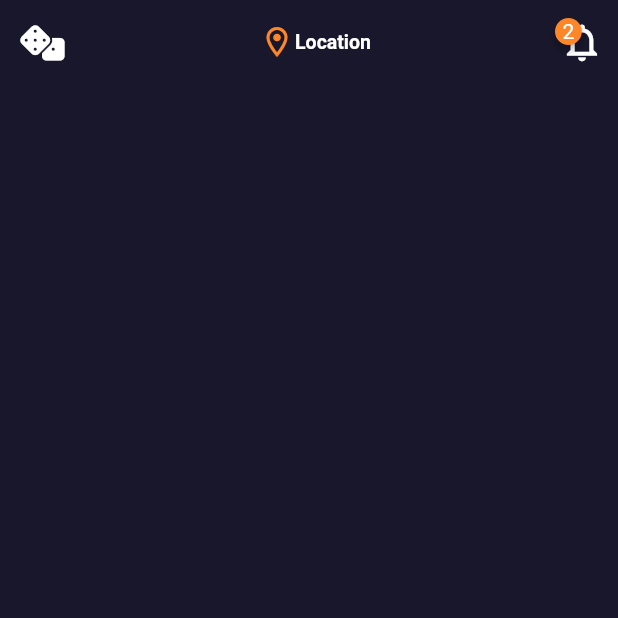
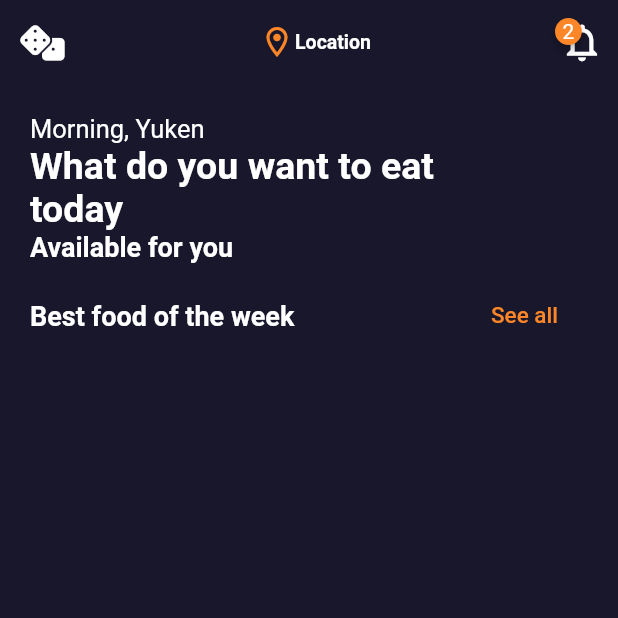
Before and after one commit to 1yuken/flutter_project, a Flutter app: the screen it shows after launch, on a phone screen of 412 x 824 dp, the top half of it. Run offline on Flutter 3.47's test engine with Material 2 defaults, Android fonts, the phone set to English and light mode, and no system bars; drawn by our look-alikes of badges; our stand-ins replace font_awesome_flutter.

Commit message:
text blocks

```diff
--- a/lib/ui/screens/food_list_screen.dart
+++ b/lib/ui/screens/food_list_screen.dart
@@ -14,6 +14,48 @@ class FoodListState extends State<FoodList> {
   @override
   Widget build(BuildContext context) => Scaffold(
     appBar: _appBar(context),
+    body: Padding(
+      padding: const EdgeInsets.all(20),
+      child: SingleChildScrollView(
+        child: Column(
+          crossAxisAlignment: CrossAxisAlignment.start,
+          children: [
+            Text(
+              "Morning, Yuken",
+              style: Theme.of(context).textTheme.headlineSmall,
+            ),
+            Text(
+              "What do you want to eat \ntoday",
+              style: Theme.of(context).textTheme.displayLarge,
+            ),
+            Text(
+              "Available for you",
+              style: Theme.of(context).textTheme.displaySmall,
+            ),
+            Padding(
+              padding: const EdgeInsets.only(top: 25, bottom: 5),
+              child: Row(
+                mainAxisAlignment: MainAxisAlignment.spaceBetween,
+                children: [
+                  Text(
+                    "Best food of the week",
+                    style: Theme.of(context).textTheme.displaySmall,
+                  ),
+                  Padding(
+                    padding: const EdgeInsets.only(right: 20),
+                    child: Text(
+                      "See all",
+                      style:
+                      Theme.of(context).textTheme.headlineMedium?.copyWith(color:LightThemeColor.accent),
+                    ),
+                  ),
+                ],
+              ),
+            ),
+          ],
+        ),
+      ),
+    )
   );
 }
 
```
